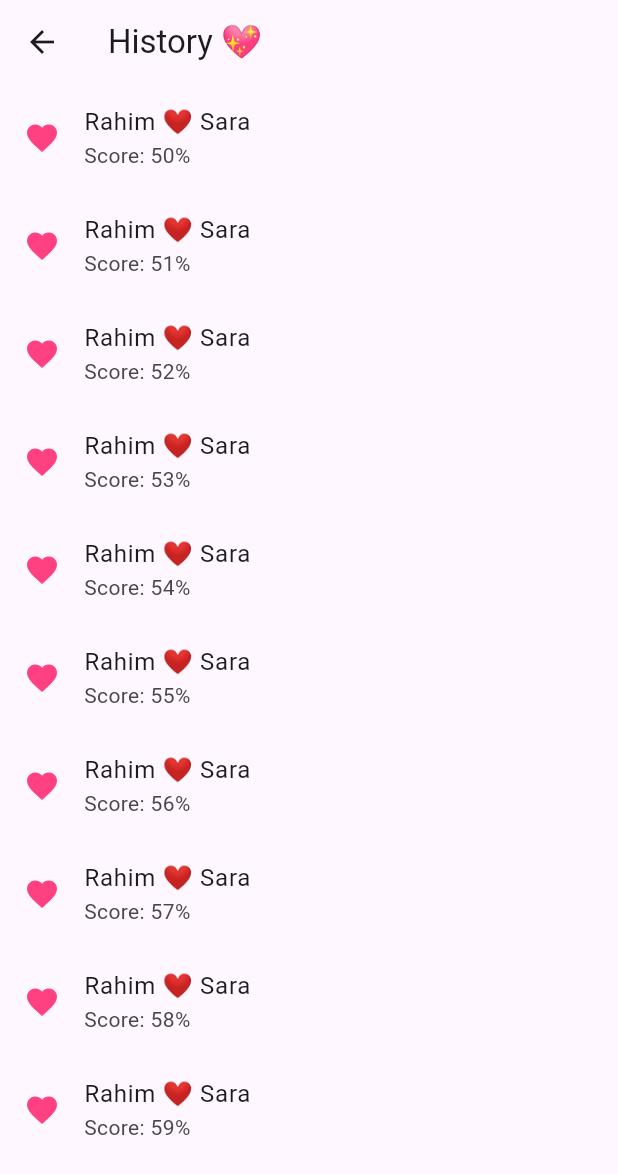
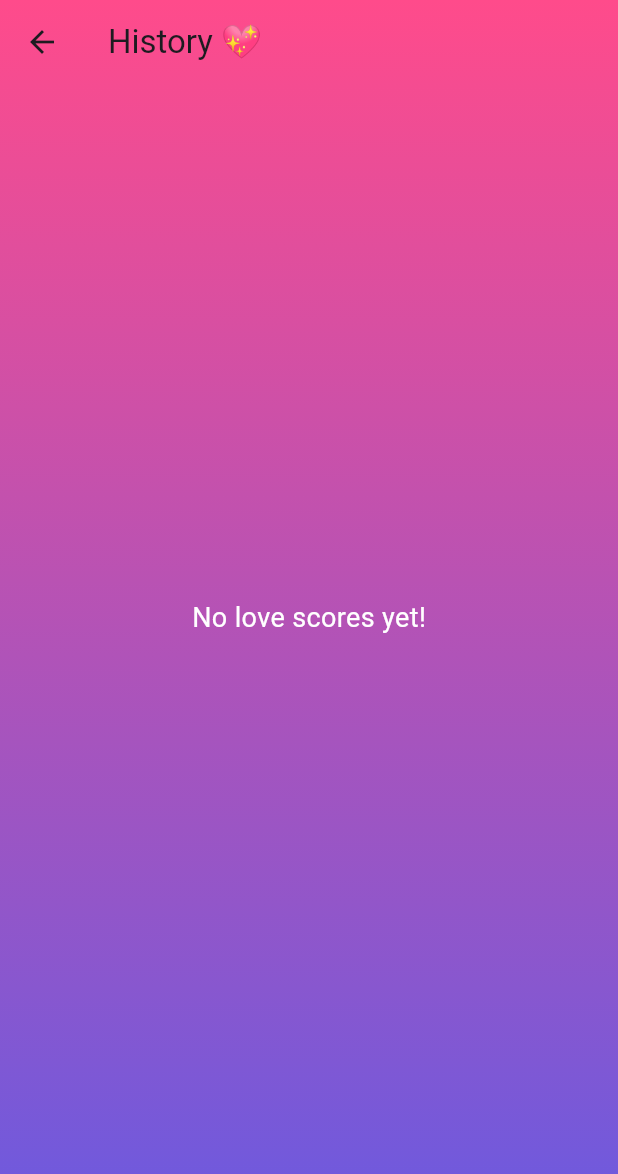
Before and after one commit to shahrahim414/love_glow, a Flutter app: the HistoryScreen screen opened directly, on a phone screen of 412 x 824 dp. Shown: the top 1174 px of the screen. Run offline on Flutter 3.47's test engine with Material 3 defaults, Android fonts, the phone set to English and light mode, and no system bars; our stand-ins replace cloud_firestore, firebase_core, firebase_database; accounts and stored records are empty.

Commit message:
Initial commit: LoveGlow app with Firestore

```diff
--- a/lib/screens/history_screen.dart
+++ b/lib/screens/history_screen.dart
@@ -1,24 +1,74 @@
 import 'package:flutter/material.dart';
+import 'package:cloud_firestore/cloud_firestore.dart';
 
 class HistoryScreen extends StatelessWidget {
   const HistoryScreen({super.key});
 
   @override
   Widget build(BuildContext context) {
+    final CollectionReference scoresCollection =
+    FirebaseFirestore.instance.collection('love_scores');
+
     return Scaffold(
       appBar: AppBar(
         title: const Text("History 💖"),
+        backgroundColor: Colors.transparent,
+        elevation: 0,
       ),
-      body: ListView.builder(
-        itemCount: 10,
-        itemBuilder: (context, index) {
-          return ListTile(
-            leading: const Icon(Icons.favorite,
-                color: Colors.pinkAccent),
-            title: Text("Rahim ❤️ Sara"),
-            subtitle: Text("Score: ${(50 + index)}%"),
-          );
-        },
+      extendBodyBehindAppBar: true,
+      body: Container(
+        decoration: const BoxDecoration(
+          gradient: LinearGradient(
+            colors: [Color(0xFFFF4B8B), Color(0xFF6A5AE0)],
+            begin: Alignment.topCenter,
+            end: Alignment.bottomCenter,
+          ),
+        ),
+        child: StreamBuilder<QuerySnapshot>(
+          stream: scoresCollection.orderBy('timestamp', descending: true).snapshots(),
+          builder: (context, snapshot) {
+            if (snapshot.connectionState == ConnectionState.waiting) {
+              return const Center(child: CircularProgressIndicator());
+            }
+
+            if (!snapshot.hasData || snapshot.data!.docs.isEmpty) {
+              return const Center(
+                child: Text(
+                  "No love scores yet!",
+                  style: TextStyle(fontSize: 18, color: Colors.white),
+                ),
+              );
+            }
+
+            final docs = snapshot.data!.docs;
+
+            return ListView.builder(
+              itemCount: docs.length,
+              itemBuilder: (context, index) {
+                final data = docs[index].data() as Map<String, dynamic>;
+
+                final yourName = data['your_name'] ?? "Unknown";
+                final partnerName = data['partner_name'] ?? "Unknown";
+                final score = data['score'] ?? 0;
+
+                return ListTile(
+                  leading: const Icon(
+                    Icons.favorite,
+                    color: Colors.pinkAccent,
+                  ),
+                  title: Text(
+                    "$yourName ❤️ $partnerName",
+                    style: const TextStyle(color: Colors.white),
+                  ),
+                  subtitle: Text(
+                    "Score: $score%",
+                    style: const TextStyle(color: Colors.white70),
+                  ),
+                );
+              },
+            );
+          },
+        ),
       ),
     );
   }
--- a/lib/widgets/glass_textfield.dart
+++ b/lib/widgets/glass_textfield.dart
@@ -2,12 +2,14 @@ import 'package:flutter/material.dart';
 
 class GlassTextField extends StatelessWidget {
   final String hint;
+  final TextEditingController? controller; // Added controller
 
-  const GlassTextField({super.key, required this.hint});
+  const GlassTextField({super.key, required this.hint, this.controller});
 
   @override
   Widget build(BuildContext context) {
     return TextField(
+      controller: controller, // Assign controller here
       style: const TextStyle(color: Colors.white),
       decoration: InputDecoration(
         hintText: hint,
--- a/pubspec.yaml
+++ b/pubspec.yaml
@@ -14,6 +14,8 @@ dependencies:
   firebase_core: ^4.4.0
   cloud_firestore: ^6.1.2
   firebase_auth: ^6.1.4
+  firebase_database: ^12.1.3
+
 
 dev_dependencies:
   flutter_test:
```
Also changed, not shown: lib/main.dart (+14 -21 lines), lib/screens/home_screen.dart (+71 -11 lines), lib/firebase_options.dart, pubspec.lock, 1 other file.
